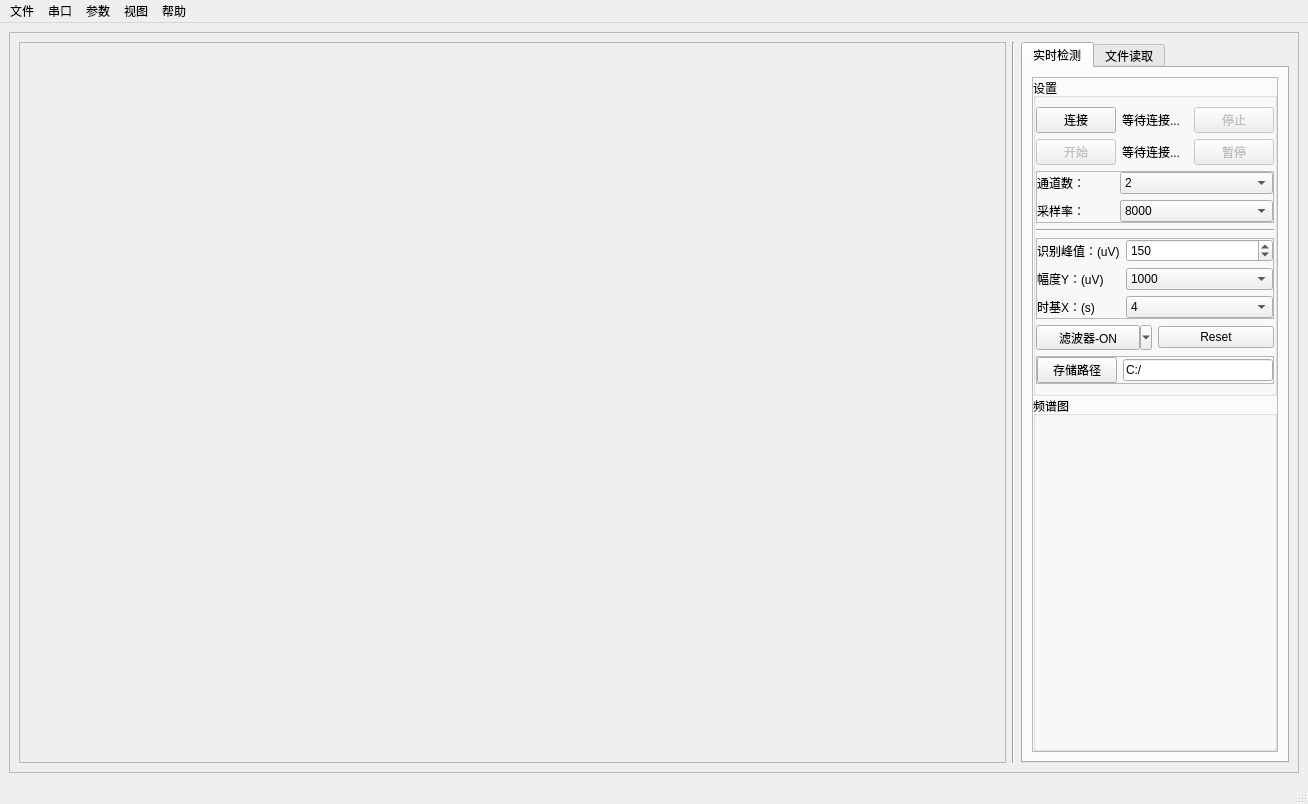
Bayyys/EMGexe, file EMG/ui/mainWindow.ui: the form before one commit.
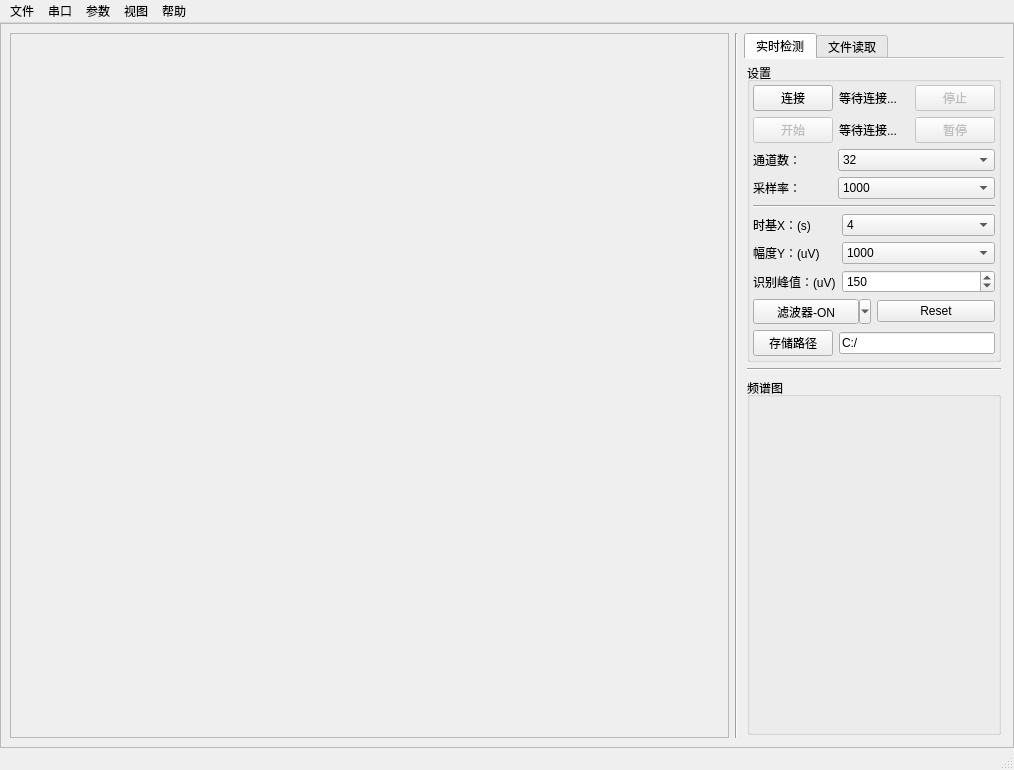
The form after the commit.

Diff of the .ui file:
```diff
--- a/EMG/ui/mainWindow.ui
+++ b/EMG/ui/mainWindow.ui
@@ -6,8 +6,8 @@
    <rect>
     <x>0</x>
     <y>0</y>
-    <width>1308</width>
-    <height>804</height>
+    <width>1014</width>
+    <height>770</height>
    </rect>
   </property>
   <property name="sizePolicy">
@@ -27,10 +27,22 @@
   </property>
   <widget class="QWidget" name="centralwidget">
    <layout class="QHBoxLayout" name="horizontalLayout_6">
+    <property name="leftMargin">
+     <number>0</number>
+    </property>
+    <property name="topMargin">
+     <number>0</number>
+    </property>
+    <property name="rightMargin">
+     <number>0</number>
+    </property>
+    <property name="bottomMargin">
+     <number>0</number>
+    </property>
     <item>
      <widget class="QFrame" name="frameMain">
       <property name="sizePolicy">
-       <sizepolicy hsizetype="Expanding" vsizetype="Preferred">
+       <sizepolicy hsizetype="Preferred" vsizetype="Preferred">
         <horstretch>0</horstretch>
         <verstretch>0</verstretch>
        </sizepolicy>
@@ -45,8 +57,8 @@
        <item>
         <widget class="QScrollArea" name="scrollArea">
          <property name="sizePolicy">
-          <sizepolicy hsizetype="Expanding" vsizetype="Expanding">
-           <horstretch>4</horstretch>
+          <sizepolicy hsizetype="Expanding" vsizetype="Preferred">
+           <horstretch>6</horstretch>
            <verstretch>0</verstretch>
           </sizepolicy>
          </property>
@@ -61,8 +73,8 @@
            <rect>
             <x>0</x>
             <y>0</y>
-            <width>995</width>
-            <height>719</height>
+            <width>727</width>
+            <height>703</height>
            </rect>
           </property>
           <layout class="QVBoxLayout" name="verticalLayout_4">
@@ -79,7 +91,7 @@
             <number>3</number>
            </property>
            <item>
-            <layout class="QVBoxLayout" name="layoutChart">
+            <layout class="QVBoxLayout" name="layout_Chart">
              <property name="spacing">
               <number>6</number>
              </property>
@@ -102,7 +114,7 @@
        <item>
         <widget class="QTabWidget" name="tabWidget">
          <property name="sizePolicy">
-          <sizepolicy hsizetype="Expanding" vsizetype="Expanding">
+          <sizepolicy hsizetype="Expanding" vsizetype="Preferred">
            <horstretch>1</horstretch>
            <verstretch>0</verstretch>
           </sizepolicy>
@@ -113,6 +125,9 @@
            <height>16777215</height>
           </size>
          </property>
+         <property name="tabPosition">
+          <enum>QTabWidget::North</enum>
+         </property>
          <property name="tabShape">
           <enum>QTabWidget::Rounded</enum>
          </property>
@@ -120,13 +135,22 @@
           <number>0</number>
          </property>
          <property name="elideMode">
-          <enum>Qt::ElideNone</enum>
+          <enum>Qt::ElideLeft</enum>
          </property>
          <property name="usesScrollButtons">
           <bool>true</bool>
          </property>
+         <property name="documentMode">
+          <bool>true</bool>
+         </property>
+         <property name="tabsClosable">
+          <bool>false</bool>
+         </property>
          <property name="movable">
-          <bool>false</bool>
+          <bool>true</bool>
+         </property>
+         <property name="tabBarAutoHide">
+          <bool>true</bool>
          </property>
          <widget class="QWidget" name="tab_measure">
           <property name="sizePolicy">
@@ -138,45 +162,21 @@
           <attribute name="title">
            <string>实时检测</string>
           </attribute>
-          <layout class="QVBoxLayout" name="verticalLayout_7">
-           <item>
-            <widget class="QFrame" name="frameRight">
-             <property name="sizePolicy">
-              <sizepolicy hsizetype="Expanding" vsizetype="Preferred">
-               <horstretch>0</horstretch>
-               <verstretch>0</verstretch>
-              </sizepolicy>
-             </property>
-             <property name="maximumSize">
-              <size>
-               <width>16777215</width>
-               <height>16777215</height>
-              </size>
-             </property>
-             <property name="frameShape">
-              <enum>QFrame::StyledPanel</enum>
-             </property>
-             <property name="frameShadow">
-              <enum>QFrame::Raised</enum>
-             </property>
              <layout class="QVBoxLayout" name="verticalLayout">
-              <property name="spacing">
-               <number>0</number>
-              </property>
               <property name="leftMargin">
-               <number>0</number>
+            <number>3</number>
               </property>
               <property name="topMargin">
-               <number>0</number>
+            <number>3</number>
               </property>
               <property name="rightMargin">
-               <number>0</number>
+            <number>3</number>
               </property>
               <property name="bottomMargin">
-               <number>0</number>
+            <number>3</number>
               </property>
               <item>
-               <widget class="QGroupBox" name="frameSetting">
+            <widget class="QGroupBox" name="layout_setting">
                 <property name="sizePolicy">
                  <sizepolicy hsizetype="Expanding" vsizetype="Fixed">
                   <horstretch>0</horstretch>
@@ -186,21 +186,24 @@
                 <property name="title">
                  <string>设置</string>
                 </property>
+             <property name="alignment">
+              <set>Qt::AlignLeading|Qt::AlignLeft|Qt::AlignVCenter</set>
+             </property>
                 <layout class="QVBoxLayout" name="verticalLayout_2">
                  <property name="leftMargin">
-                  <number>0</number>
+               <number>3</number>
                  </property>
                  <property name="topMargin">
-                  <number>9</number>
+               <number>3</number>
                  </property>
                  <property name="rightMargin">
-                  <number>0</number>
+               <number>3</number>
                  </property>
                  <property name="bottomMargin">
-                  <number>9</number>
+               <number>3</number>
                  </property>
                  <item>
-                  <layout class="QGridLayout" name="frameConnect">
+               <layout class="QGridLayout" name="connect">
                    <property name="sizeConstraint">
                     <enum>QLayout::SetDefaultConstraint</enum>
                    </property>
@@ -360,32 +363,7 @@
                   </layout>
                  </item>
                  <item>
-                  <widget class="QFrame" name="frameCom">
-                   <property name="sizePolicy">
-                    <sizepolicy hsizetype="Preferred" vsizetype="Fixed">
-                     <horstretch>0</horstretch>
-                     <verstretch>0</verstretch>
-                    </sizepolicy>
-                   </property>
-                   <property name="frameShape">
-                    <enum>QFrame::StyledPanel</enum>
-                   </property>
-                   <property name="frameShadow">
-                    <enum>QFrame::Raised</enum>
-                   </property>
-                   <layout class="QGridLayout" name="gridLayout">
-                    <property name="leftMargin">
-                     <number>0</number>
-                    </property>
-                    <property name="topMargin">
-                     <number>0</number>
-                    </property>
-                    <property name="rightMargin">
-                     <number>0</number>
-                    </property>
-                    <property name="bottomMargin">
-                     <number>0</number>
-                    </property>
+               <layout class="QGridLayout" name="layout_channel">
                     <item row="1" column="0">
                      <widget class="QLabel" name="lb_sample_rate">
                       <property name="sizePolicy">
@@ -399,21 +377,8 @@
                       </property>
                      </widget>
                     </item>
-                    <item row="0" column="0">
-                     <widget class="QLabel" name="lb_channel_num">
-                      <property name="sizePolicy">
-                       <sizepolicy hsizetype="Expanding" vsizetype="Preferred">
-                        <horstretch>1</horstretch>
-                        <verstretch>0</verstretch>
-                       </sizepolicy>
-                      </property>
-                      <property name="text">
-                       <string>通道数：</string>
-                      </property>
-                     </widget>
-                    </item>
                     <item row="1" column="1">
-                     <widget class="QComboBox" name="box_sample_rate">
+                 <widget class="QComboBox" name="cb_sample_rate">
                       <property name="sizePolicy">
                        <sizepolicy hsizetype="Expanding" vsizetype="Fixed">
                         <horstretch>2</horstretch>
@@ -421,7 +386,7 @@
                        </sizepolicy>
                       </property>
                       <property name="currentIndex">
-                       <number>6</number>
+                   <number>2</number>
                       </property>
                       <item>
                        <property name="text">
@@ -466,7 +431,7 @@
                      </widget>
                     </item>
                     <item row="0" column="1">
-                     <widget class="QComboBox" name="box_channel_num">
+                 <widget class="QComboBox" name="cb_channel">
                       <property name="sizePolicy">
                        <sizepolicy hsizetype="Expanding" vsizetype="Fixed">
                         <horstretch>2</horstretch>
@@ -474,7 +439,7 @@
                        </sizepolicy>
                       </property>
                       <property name="currentIndex">
-                       <number>0</number>
+                   <number>1</number>
                       </property>
                       <item>
                        <property name="text">
@@ -488,8 +453,20 @@
                       </item>
                      </widget>
                     </item>
-                   </layout>
-                  </widget>
+                <item row="0" column="0">
+                 <widget class="QLabel" name="lb_channel">
+                  <property name="sizePolicy">
+                   <sizepolicy hsizetype="Expanding" vsizetype="Preferred">
+                    <horstretch>1</horstretch>
+                    <verstretch>0</verstretch>
+                   </sizepolicy>
+                  </property>
+                  <property name="text">
+                   <string>通道数：</string>
+                  </property>
+                 </widget>
+                </item>
+               </layout>
                  </item>
                  <item>
                   <widget class="Line" name="line_2">
@@ -499,26 +476,40 @@
                   </widget>
                  </item>
                  <item>
-                  <widget class="QFrame" name="frameDis">
-                   <property name="frameShape">
-                    <enum>QFrame::StyledPanel</enum>
-                   </property>
-                   <property name="frameShadow">
-                    <enum>QFrame::Raised</enum>
-                   </property>
-                   <layout class="QGridLayout" name="gridLayout_5">
-                    <property name="leftMargin">
-                     <number>0</number>
-                    </property>
-                    <property name="topMargin">
-                     <number>0</number>
-                    </property>
-                    <property name="rightMargin">
-                     <number>0</number>
-                    </property>
-                    <property name="bottomMargin">
-                     <number>0</number>
-                    </property>
+               <layout class="QGridLayout" name="layout_dis">
+                <item row="0" column="1">
+                 <widget class="QComboBox" name="cb_xdis">
+                  <property name="sizePolicy">
+                   <sizepolicy hsizetype="Expanding" vsizetype="Fixed">
+                    <horstretch>2</horstretch>
+                    <verstretch>0</verstretch>
+                   </sizepolicy>
+                  </property>
+                  <property name="currentIndex">
+                   <number>3</number>
+                  </property>
+                  <item>
+                   <property name="text">
+                    <string>1</string>
+                   </property>
+                  </item>
+                  <item>
+                   <property name="text">
+                    <string>2</string>
+                   </property>
+                  </item>
+                  <item>
+                   <property name="text">
+                    <string>3</string>
+                   </property>
+                  </item>
+                  <item>
+                   <property name="text">
+                    <string>4</string>
+                   </property>
+                  </item>
+                 </widget>
+                </item>
                     <item row="1" column="0">
                      <widget class="QLabel" name="lb_ydis">
                       <property name="sizePolicy">
@@ -532,120 +523,8 @@
                       </property>
                      </widget>
                     </item>
-                    <item row="1" column="1">
-                     <widget class="QComboBox" name="box_ydis">
-                      <property name="sizePolicy">
-                       <sizepolicy hsizetype="Expanding" vsizetype="Fixed">
-                        <horstretch>2</horstretch>
-                        <verstretch>0</verstretch>
-                       </sizepolicy>
-                      </property>
-                      <property name="currentIndex">
-                       <number>5</number>
-                      </property>
-                      <item>
-                       <property name="text">
-                        <string>20</string>
-                       </property>
-                      </item>
-                      <item>
-                       <property name="text">
-                        <string>50</string>
-                       </property>
-                      </item>
-                      <item>
-                       <property name="text">
-                        <string>100</string>
-                       </property>
-                      </item>
-                      <item>
-                       <property name="text">
-                        <string>200</string>
-                       </property>
-                      </item>
-                      <item>
-                       <property name="text">
-                        <string>500</string>
-                       </property>
-                      </item>
-                      <item>
-                       <property name="text">
-                        <string>1000</string>
-                       </property>
-                      </item>
-                      <item>
-                       <property name="text">
-                        <string>2000</string>
-                       </property>
-                      </item>
-                      <item>
-                       <property name="text">
-                        <string>200000</string>
-                       </property>
-                      </item>
-                     </widget>
-                    </item>
-                    <item row="2" column="0">
-                     <widget class="QLabel" name="lb_xdis1">
-                      <property name="sizePolicy">
-                       <sizepolicy hsizetype="Expanding" vsizetype="Preferred">
-                        <horstretch>1</horstretch>
-                        <verstretch>0</verstretch>
-                       </sizepolicy>
-                      </property>
-                      <property name="text">
-                       <string>时基X：(s)</string>
-                      </property>
-                     </widget>
-                    </item>
                     <item row="2" column="1">
-                     <widget class="QComboBox" name="box_xdis">
-                      <property name="sizePolicy">
-                       <sizepolicy hsizetype="Expanding" vsizetype="Fixed">
-                        <horstretch>2</horstretch>
-                        <verstretch>0</verstretch>
-                       </sizepolicy>
-                      </property>
-                      <property name="currentIndex">
-                       <number>3</number>
-                      </property>
-                      <item>
-                       <property name="text">
-                        <string>1</string>
-                       </property>
-                      </item>
-                      <item>
-                       <property name="text">
-                        <string>2</string>
-                       </property>
-                      </item>
-                      <item>
-                       <property name="text">
-                        <string>3</string>
-                       </property>
-                      </item>
-                      <item>
-                       <property name="text">
-                        <string>4</string>
-                       </property>
-                      </item>
-                     </widget>
-                    </item>
-                    <item row="0" column="0">
-                     <widget class="QLabel" name="lb_pointLow">
-                      <property name="sizePolicy">
-                       <sizepolicy hsizetype="Expanding" vsizetype="Preferred">
-                        <horstretch>1</horstretch>
-                        <verstretch>0</verstretch>
-                       </sizepolicy>
-                      </property>
-                      <property name="text">
-                       <string>识别峰值：(uV)</string>
-                      </property>
-                     </widget>
-                    </item>
-                    <item row="0" column="1">
-                     <widget class="QSpinBox" name="sb_pointLow">
+                 <widget class="QSpinBox" name="sb_peak">
                       <property name="maximum">
                        <number>20000</number>
                       </property>
@@ -654,13 +533,91 @@
                       </property>
                      </widget>
                     </item>
-                   </layout>
-                  </widget>
+                <item row="0" column="0">
+                 <widget class="QLabel" name="lb_xdis">
+                  <property name="sizePolicy">
+                   <sizepolicy hsizetype="Expanding" vsizetype="Preferred">
+                    <horstretch>1</horstretch>
+                    <verstretch>0</verstretch>
+                   </sizepolicy>
+                  </property>
+                  <property name="text">
+                   <string>时基X：(s)</string>
+                  </property>
+                 </widget>
+                </item>
+                <item row="1" column="1">
+                 <widget class="QComboBox" name="cb_ydis">
+                  <property name="sizePolicy">
+                   <sizepolicy hsizetype="Expanding" vsizetype="Fixed">
+                    <horstretch>2</horstretch>
+                    <verstretch>0</verstretch>
+                   </sizepolicy>
+                  </property>
+                  <property name="currentIndex">
+                   <number>5</number>
+                  </property>
+                  <item>
+                   <property name="text">
+                    <string>20</string>
+                   </property>
+                  </item>
+                  <item>
+                   <property name="text">
+                    <string>50</string>
+                   </property>
+                  </item>
+                  <item>
+                   <property name="text">
+                    <string>100</string>
+                   </property>
+                  </item>
+                  <item>
+                   <property name="text">
+                    <string>200</string>
+                   </property>
+                  </item>
+                  <item>
+                   <property name="text">
+                    <string>500</string>
+                   </property>
+                  </item>
+                  <item>
+                   <property name="text">
+                    <string>1000</string>
+                   </property>
+                  </item>
+                  <item>
+                   <property name="text">
+                    <string>2000</string>
+                   </property>
+                  </item>
+                  <item>
+                   <property name="text">
+                    <string>200000</string>
+                   </property>
+                  </item>
+                 </widget>
+                </item>
+                <item row="2" column="0">
+                 <widget class="QLabel" name="lb_peak">
+                  <property name="sizePolicy">
+                   <sizepolicy hsizetype="Expanding" vsizetype="Preferred">
+                    <horstretch>1</horstretch>
+                    <verstretch>0</verstretch>
+                   </sizepolicy>
+                  </property>
+                  <property name="text">
+                   <string>识别峰值：(uV)</string>
+                  </property>
+                 </widget>
+                </item>
+               </layout>
                  </item>
                  <item>
-                  <layout class="QHBoxLayout" name="horizontalLayout">
+               <layout class="QHBoxLayout" name="layout_filter">
                    <item>
-                    <widget class="QToolButton" name="tb_filter">
+                 <widget class="QToolButton" name="btn_filter">
                      <property name="sizePolicy">
                       <sizepolicy hsizetype="Expanding" vsizetype="Expanding">
                        <horstretch>0</horstretch>
@@ -703,33 +660,8 @@
                   </layout>
                  </item>
                  <item>
-                  <widget class="QFrame" name="frameFile">
-                   <property name="sizePolicy">
-                    <sizepolicy hsizetype="Preferred" vsizetype="Fixed">
-                     <horstretch>0</horstretch>
-                     <verstretch>0</verstretch>
-                    </sizepolicy>
-                   </property>
-                   <property name="frameShape">
-                    <enum>QFrame::StyledPanel</enum>
-                   </property>
-                   <property name="frameShadow">
-                    <enum>QFrame::Raised</enum>
-                   </property>
-                   <layout class="QGridLayout" name="gridLayout_2">
-                    <property name="leftMargin">
-                     <number>0</number>
-                    </property>
-                    <property name="topMargin">
-                     <number>0</number>
-                    </property>
-                    <property name="rightMargin">
-                     <number>0</number>
-                    </property>
-                    <property name="bottomMargin">
-                     <number>0</number>
-                    </property>
-                    <item row="0" column="0">
+               <layout class="QHBoxLayout" name="layout_file">
+                <item>
                      <widget class="QPushButton" name="btn_filePath">
                       <property name="sizePolicy">
                        <sizepolicy hsizetype="Expanding" vsizetype="Fixed">
@@ -742,7 +674,7 @@
                       </property>
                      </widget>
                     </item>
-                    <item row="0" column="1">
+                <item>
                      <widget class="QLineEdit" name="et_filePath">
                       <property name="sizePolicy">
                        <sizepolicy hsizetype="Expanding" vsizetype="Fixed">
@@ -762,11 +694,17 @@
                      </widget>
                     </item>
                    </layout>
-                  </widget>
                  </item>
                 </layout>
                </widget>
               </item>
+           <item>
+            <widget class="Line" name="line_3">
+             <property name="orientation">
+              <enum>Qt::Horizontal</enum>
+             </property>
+            </widget>
+           </item>
               <item>
                <widget class="QGroupBox" name="frameEditText">
                 <property name="sizePolicy">
@@ -778,6 +716,9 @@
                 <property name="title">
                  <string>频谱图</string>
                 </property>
+             <property name="alignment">
+              <set>Qt::AlignLeading|Qt::AlignLeft|Qt::AlignVCenter</set>
+             </property>
                 <layout class="QVBoxLayout" name="verticalLayout_3">
                  <property name="spacing">
                   <number>3</number>
@@ -795,7 +736,7 @@
                   <number>3</number>
                  </property>
                  <item>
-                  <layout class="QVBoxLayout" name="layoutFFT">
+               <layout class="QVBoxLayout" name="layout_FFT">
                    <property name="leftMargin">
                     <number>3</number>
                    </property>
@@ -809,9 +750,6 @@
                     <number>3</number>
                    </property>
                   </layout>
-                 </item>
-                </layout>
-               </widget>
               </item>
              </layout>
             </widget>
@@ -838,33 +776,6 @@
            <string>文件读取</string>
           </attribute>
           <layout class="QVBoxLayout" name="verticalLayout_6">
-           <property name="leftMargin">
-            <number>0</number>
-           </property>
-           <property name="topMargin">
-            <number>0</number>
-           </property>
-           <property name="rightMargin">
-            <number>0</number>
-           </property>
-           <property name="bottomMargin">
-            <number>0</number>
-           </property>
-           <item>
-            <widget class="QFrame" name="frame">
-             <property name="sizePolicy">
-              <sizepolicy hsizetype="Expanding" vsizetype="Expanding">
-               <horstretch>0</horstretch>
-               <verstretch>0</verstretch>
-              </sizepolicy>
-             </property>
-             <property name="frameShape">
-              <enum>QFrame::StyledPanel</enum>
-             </property>
-             <property name="frameShadow">
-              <enum>QFrame::Raised</enum>
-             </property>
-             <layout class="QVBoxLayout" name="verticalLayout_8">
               <item>
                <layout class="QGridLayout" name="grid_load_file">
                 <item row="0" column="0">
@@ -1478,16 +1389,13 @@
                 <property name="sizeHint" stdset="0">
                  <size>
                   <width>20</width>
-                  <height>600</height>
+               <height>187</height>
                  </size>
                 </property>
                </spacer>
               </item>
              </layout>
             </widget>
-           </item>
-          </layout>
-         </widget>
         </widget>
        </item>
       </layout>
@@ -1500,7 +1408,7 @@
     <rect>
      <x>0</x>
      <y>0</y>
-     <width>1308</width>
+     <width>1014</width>
      <height>23</height>
     </rect>
    </property>
```
Lines whose indentation alone changed are shown as unchanged.
